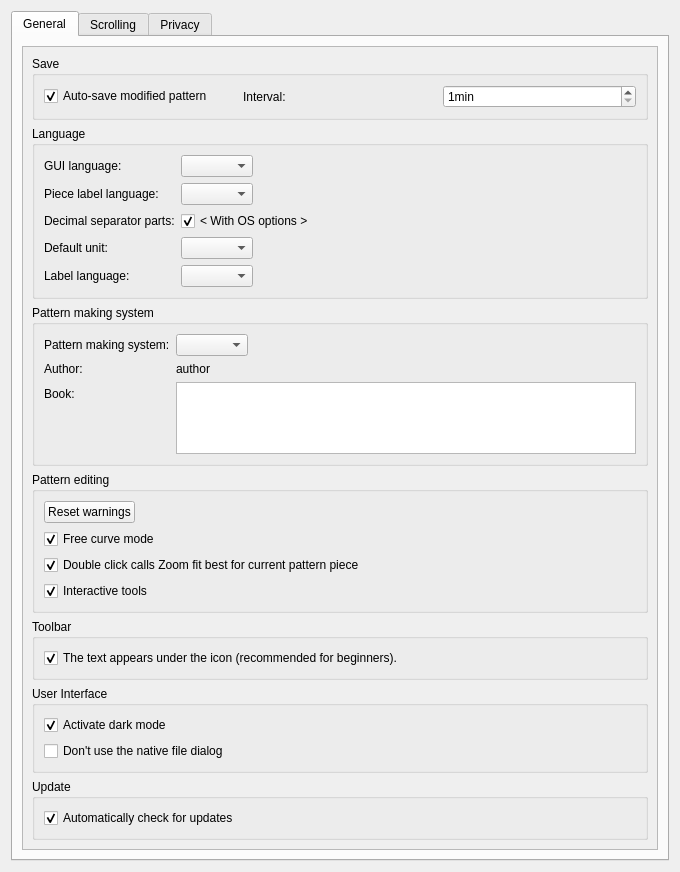
This is src/app/valentina/dialogs/configpages/preferencesconfigurationpage.ui in dismine/valentina as Qt 5 draws it before an edit. The edited form follows.
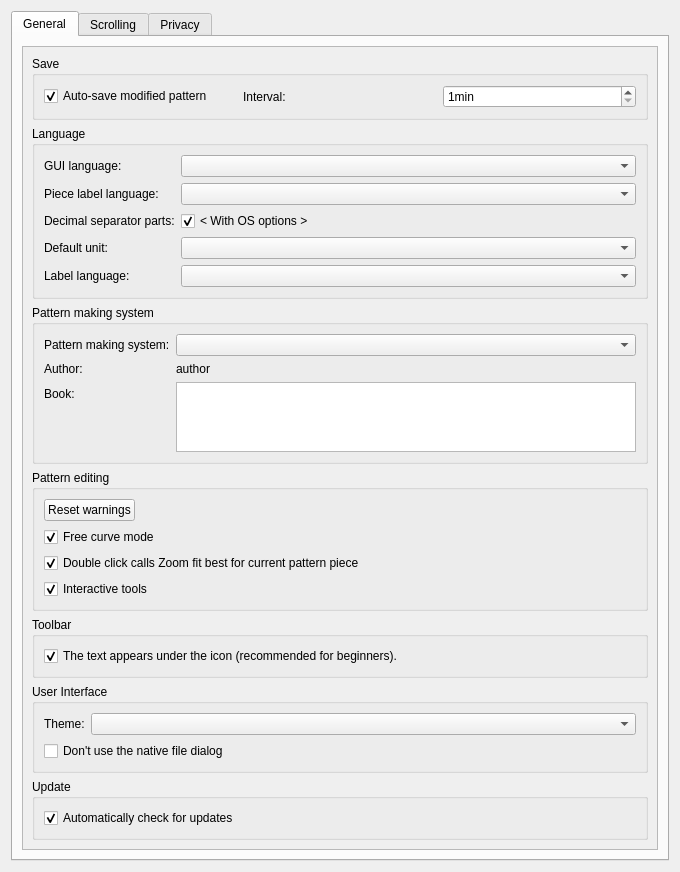
This is the edited form.

Commit message:
Improve support for dark theme.
Custom dark theme updated. Added support for native dark mode. Added new icon themes. Scene still needs improvement.

Patch:
```diff
--- a/src/app/valentina/dialogs/configpages/preferencesconfigurationpage.ui
+++ b/src/app/valentina/dialogs/configpages/preferencesconfigurationpage.ui
@@ -33,9 +33,9 @@
           <property name="geometry">
            <rect>
             <x>0</x>
-            <y>0</y>
+            <y>-70</y>
             <width>624</width>
-            <height>869</height>
+            <height>873</height>
            </rect>
           </property>
           <layout class="QVBoxLayout" name="verticalLayout_2">
@@ -91,7 +91,7 @@
              </property>
              <layout class="QFormLayout" name="formLayout">
               <property name="fieldGrowthPolicy">
-               <enum>QFormLayout::ExpandingFieldsGrow</enum>
+               <enum>QFormLayout::AllNonFixedFieldsGrow</enum>
               </property>
               <item row="0" column="0">
                <widget class="QLabel" name="label_2">
@@ -101,7 +101,14 @@
                </widget>
               </item>
               <item row="0" column="1">
-               <widget class="QComboBox" name="langCombo"/>
+               <widget class="QComboBox" name="langCombo">
+                <property name="sizePolicy">
+                 <sizepolicy hsizetype="Preferred" vsizetype="Fixed">
+                  <horstretch>0</horstretch>
+                  <verstretch>0</verstretch>
+                 </sizepolicy>
+                </property>
+               </widget>
               </item>
               <item row="1" column="0">
                <widget class="QLabel" name="label_14">
@@ -160,7 +167,7 @@
              </property>
              <layout class="QFormLayout" name="formLayout_2">
               <property name="fieldGrowthPolicy">
-               <enum>QFormLayout::ExpandingFieldsGrow</enum>
+               <enum>QFormLayout::AllNonFixedFieldsGrow</enum>
               </property>
               <item row="0" column="0">
                <widget class="QLabel" name="label_6">
@@ -287,14 +294,28 @@
              </property>
              <layout class="QVBoxLayout" name="verticalLayout_7">
               <item>
-               <widget class="QCheckBox" name="darkModeCheck">
-                <property name="text">
-                 <string>Activate dark mode</string>
-                </property>
-                <property name="checked">
-                 <bool>true</bool>
-                </property>
-               </widget>
+               <layout class="QHBoxLayout" name="horizontalLayout_2">
+                <item>
+                 <widget class="QLabel" name="label_16">
+                  <property name="text">
+                   <string>Theme:</string>
+                  </property>
+                 </widget>
+                </item>
+                <item>
+                 <widget class="QComboBox" name="comboBoxThemeMode">
+                  <property name="sizePolicy">
+                   <sizepolicy hsizetype="Preferred" vsizetype="Fixed">
+                    <horstretch>1</horstretch>
+                    <verstretch>0</verstretch>
+                   </sizepolicy>
+                  </property>
+                  <property name="sizeAdjustPolicy">
+                   <enum>QComboBox::AdjustToContents</enum>
+                  </property>
+                 </widget>
+                </item>
+               </layout>
               </item>
               <item>
                <widget class="QCheckBox" name="checkBoxDontUseNativeDialog">
```
Left out of the diff: 6 changed lines with no effect on the pictures. The commit also changes 20516 other files.
